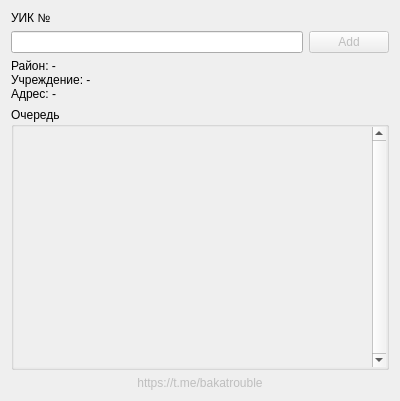
This is components/dialog.ui in vehsakul/spb_elections_recorder_2019 as Qt 5 draws it before an edit. The edited form follows.
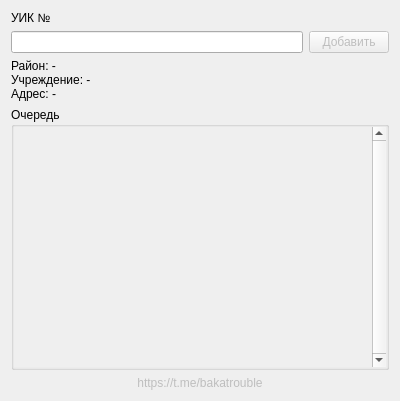
This is the edited form.

Commit message: fix memory leak

```diff
--- a/components/dialog.ui
+++ b/components/dialog.ui
@@ -52,7 +52,7 @@
          <bool>false</bool>
         </property>
         <property name="text">
-         <string>Add</string>
+         <string>Добавить</string>
         </property>
        </widget>
       </item>
```
The commit also changes 2 other files.
